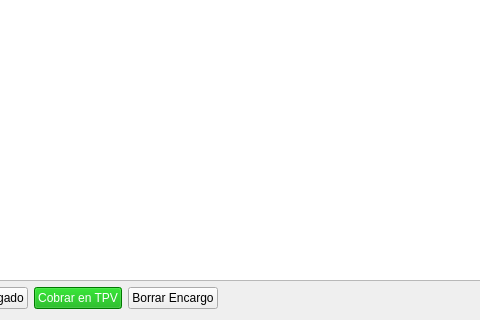
Old version of the form gestorencargosdialog.ui in the repository Ladis72/tienda; both pictures show x 351 to 831 and y 280 to 600 of the 1262 by 600 pixel window.
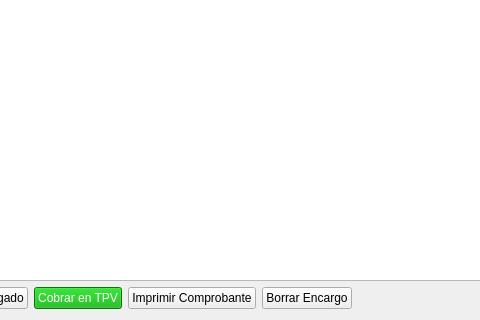
New version of the form.

```diff
--- a/gestorencargosdialog.ui
+++ b/gestorencargosdialog.ui
@@ -120,6 +120,13 @@
        </property>
       </widget>
      </item>
+     <item>
+      <widget class="QPushButton" name="btnImprimirTicket">
+       <property name="text">
+        <string>Imprimir Comprobante</string>
+       </property>
+      </widget>
+     </item>
      <item>
       <widget class="QPushButton" name="btnBorrar">
        <property name="text">
```
